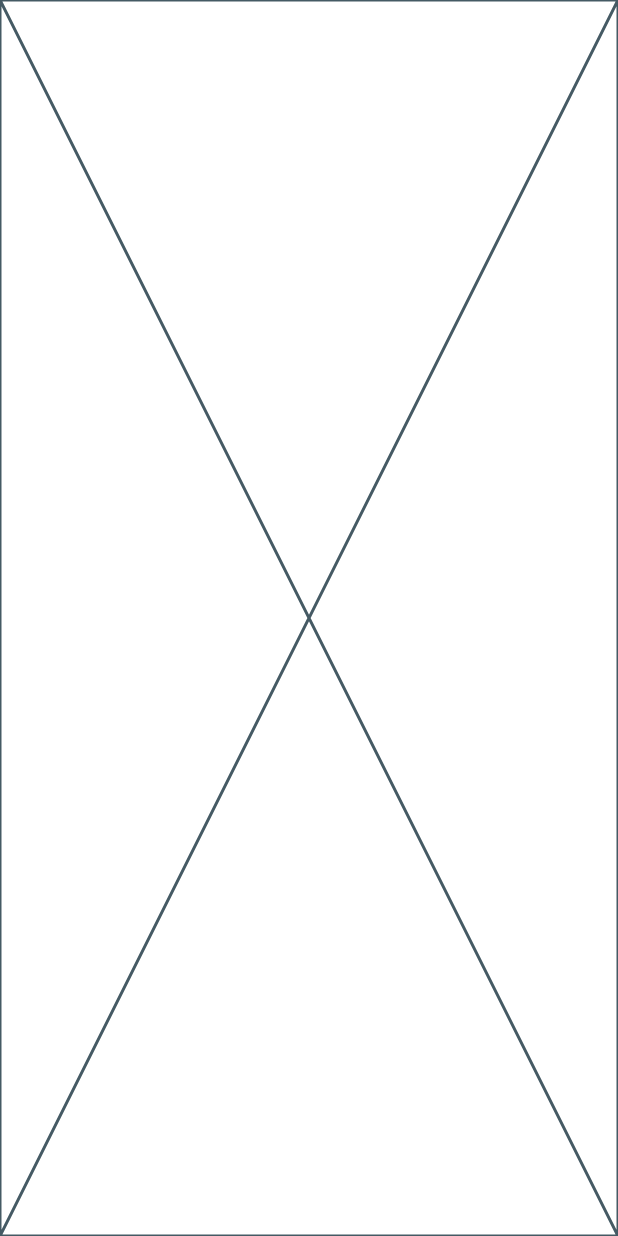
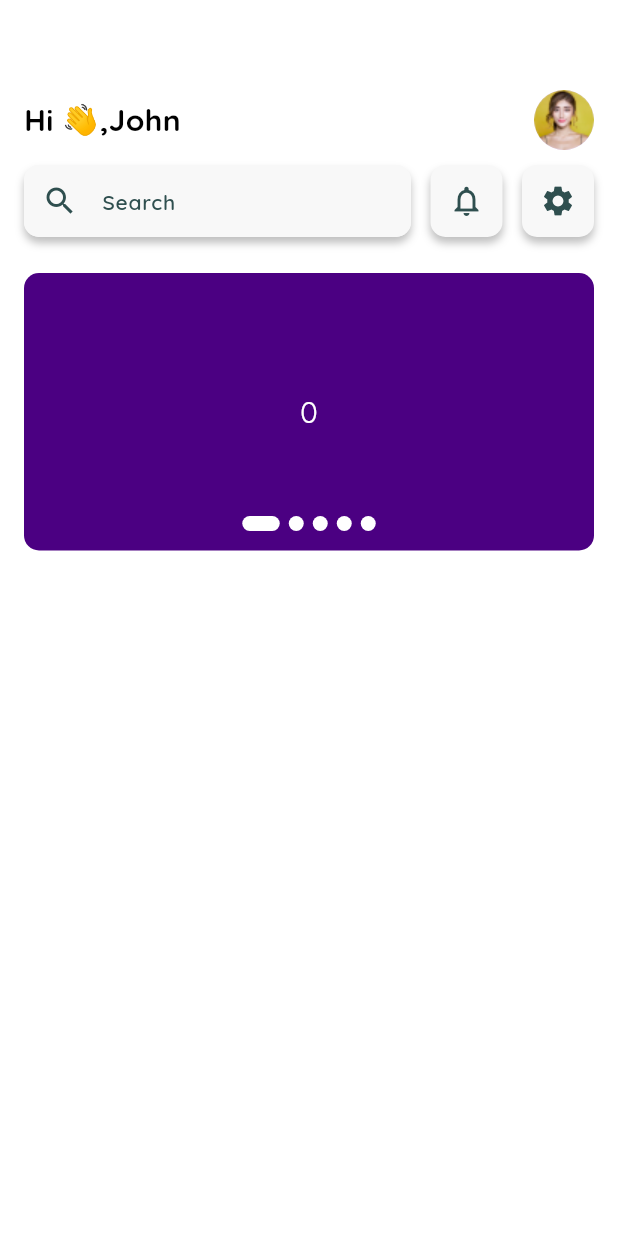
Before and after one commit to viksera/VIKSERA-App, a Flutter app: the screen it shows after launch, on a phone screen of 412 x 824 dp. Run offline on Flutter 3.47's test engine with Material 3 defaults, Android fonts, the light colour scheme and no system bars; drawn by our look-alikes of carousel_slider; our stand-ins replace bloc, flutter_bloc, formz.

Commit message:
Business owner home on progress

```diff
--- a/lib/config/colors/app_colors.dart
+++ b/lib/config/colors/app_colors.dart
@@ -4,7 +4,11 @@ class AppColors {
   /// basic colors
   static const pureWhite = Color(0xffFFFFFF);
   static const pureBlack = Color(0xff000000);
+  static const pureRed = Color(0xffb82f2f);
 
   /// app colors
   static const appPrimaryColor = Color(0xff4B0082);
+  static const appDarkGreenColor = Color(0xff2F4F4F);
+  static const appBackgroundColor = Color(0xffF8F8F8);
+  static const appRedColor = Color(0xffFF6F61);
 }
--- a/lib/config/constants/app_assets.dart
+++ b/lib/config/constants/app_assets.dart
@@ -1 +1,6 @@
-class AppAssets {}
+class AppAssets {
+  static const baseImageUr = "assets/images/";
+
+  ///images
+  static const businessOwnerImage = "${baseImageUr}business-owner-profile.png";
+}
--- a/lib/config/themes/app_themes.dart
+++ b/lib/config/themes/app_themes.dart
@@ -1,5 +1,6 @@
 import 'package:flutter/material.dart';
 import 'package:viksera/config/colors/app_colors.dart';
+import 'package:viksera/config/typography/app_styles.dart';
 
 class AppThemes {
   static ThemeData buildThemeData() {
@@ -12,6 +13,22 @@ class AppThemes {
           displayColor: AppColors.pureBlack,
           bodyColor: AppColors.pureBlack,
         ),
-    );
+        inputDecorationTheme: inputDecorationTheme());
   }
+
+  static InputDecorationTheme inputDecorationTheme() => InputDecorationTheme(
+      fillColor: AppColors.appBackgroundColor,
+      filled: true,
+      hintStyle: AppStyles.style14.copyWith(
+          fontWeight: FontWeight.w600, color: AppColors.appDarkGreenColor),
+      border: InputBorder.none,
+      iconColor: AppColors.appDarkGreenColor,
+      errorBorder: OutlineInputBorder(
+          borderRadius: BorderRadius.circular(10),
+          borderSide: const BorderSide(color: AppColors.pureRed)),
+      focusedBorder: OutlineInputBorder(
+          borderRadius: BorderRadius.circular(10), borderSide: BorderSide.none),
+      enabledBorder: OutlineInputBorder(
+          borderRadius: BorderRadius.circular(10),
+          borderSide: BorderSide.none));
 }
--- a/lib/config/typography/app_styles.dart
+++ b/lib/config/typography/app_styles.dart
@@ -3,4 +3,6 @@ import 'package:flutter/material.dart';
 class AppStyles {
   static TextStyle style14 =
       const TextStyle(fontWeight: FontWeight.w400, fontSize: 14);
+  static TextStyle style20 =
+      const TextStyle(fontWeight: FontWeight.w400, fontSize: 20);
 }
--- a/lib/core/common_widgets/custom_text_field.dart
+++ b/lib/core/common_widgets/custom_text_field.dart
@@ -0,0 +1,56 @@
+import 'package:flutter/material.dart';
+import 'package:flutter_bloc/flutter_bloc.dart';
+import 'package:viksera/config/colors/app_colors.dart';
+import 'package:viksera/core/widget_helper/widget_helper.dart';
+
+class CustomTextField<B extends StateStreamable<S>, S> extends StatelessWidget {
+  final bool Function(S, S)? buildWhen;
+  final void Function(String, B)? onChanged;
+  final TextEditingController? controller;
+  final String Function(S)? onErrorChanged;
+  final String hintText;
+  final Widget? prefixIcon;
+  final double paddingX;
+  final double paddingY;
+  final bool boxShadow;
+  final TextStyle? textStyle;
+  final TextStyle? hintStyle;
+  const CustomTextField(
+      {super.key,
+      this.buildWhen,
+      this.controller,
+      this.textStyle,
+      this.hintStyle,
+      this.onChanged,
+      this.onErrorChanged,
+      this.boxShadow = false,
+      this.prefixIcon,
+      this.paddingX = 16,
+      this.paddingY = 8,
+      required this.hintText});
+
+  @override
+  Widget build(BuildContext context) {
+    return BlocBuilder<B, S>(
+      buildWhen: (p, c) => buildWhen?.call(p, c) ?? true,
+      builder: (context, state) {
+        String? errorText = onErrorChanged?.call(state);
+        return Ink(
+          decoration: boxShadow ? WidgetHelper.cardDecoration() : null,
+          child: TextFormField(
+            controller: controller,
+            cursorColor: AppColors.appPrimaryColor,
+            decoration: InputDecoration(
+              hintText: hintText,
+              errorText: errorText,
+              prefixIcon: prefixIcon,
+              contentPadding: EdgeInsets.symmetric(horizontal: paddingX),
+            ),
+            onChanged: (value) => onChanged?.call(value, context.read<B>()),
+            onTapOutside: (event) => FocusScope.of(context).unfocus(),
+          ),
+        );
+      },
+    );
+  }
+}
--- /dev/null
+++ b/lib/core/widget_helper/widget_helper.dart
@@ -0,0 +1,25 @@
+import 'package:flutter/cupertino.dart';
+import 'package:viksera/config/colors/app_colors.dart';
+import 'package:viksera/core/extensions/app_extensions.dart';
+
+class WidgetHelper {
+  static Container squareIcon({required IconData icon}) => Container(
+        decoration: cardDecoration(),
+        height: 48,
+        width: 48,
+        child: Icon(
+          icon,
+          color: AppColors.appDarkGreenColor,
+        ).wrapCenter(),
+      );
+  static BoxDecoration cardDecoration() => BoxDecoration(
+          color: AppColors.appBackgroundColor,
+          borderRadius: BorderRadius.circular(10),
+          boxShadow: [
+            BoxShadow(
+                offset: const Offset(0, 4),
+                blurRadius: 4,
+                spreadRadius: 0,
+                color: AppColors.pureBlack.withOpacity(0.25))
+          ]);
+}
--- a/lib/features/home/presentation/cubits/business_owner_home/business_owner_home_cubit.dart
+++ b/lib/features/home/presentation/cubits/business_owner_home/business_owner_home_cubit.dart
@@ -1,8 +1,18 @@
 import 'package:bloc/bloc.dart';
-import 'package:meta/meta.dart';
+import 'package:formz/formz.dart';
 
 part 'business_owner_home_state.dart';
 
 class BusinessOwnerHomeCubit extends Cubit<BusinessOwnerHomeState> {
-  BusinessOwnerHomeCubit() : super(BusinessOwnerHomeInitial());
+  BusinessOwnerHomeCubit() : super(const BusinessOwnerHomeState());
+  void onBannerIndexChanged(int index) {
+    emit(state.copyWith(bannerIndex: index));
+  }
+
+  void onSearchTextChanged(String? value) {
+    // if (value.isNotEmpty) {
+    emit(state.copyWith(searchText: value));
+    print(state.searchText);
+    // }
+  }
 }
--- a/lib/features/home/presentation/cubits/business_owner_home/business_owner_home_state.dart
+++ b/lib/features/home/presentation/cubits/business_owner_home/business_owner_home_state.dart
@@ -1,6 +1,25 @@
 part of 'business_owner_home_cubit.dart';
 
-@immutable
-sealed class BusinessOwnerHomeState {}
-
-final class BusinessOwnerHomeInitial extends BusinessOwnerHomeState {}
+class BusinessOwnerHomeState {
+  final FormzSubmissionStatus status;
+  final String msg;
+  final String? searchText;
+  final int bannerIndex;
+  const BusinessOwnerHomeState(
+      {this.status = FormzSubmissionStatus.initial,
+      this.msg = '',
+      this.searchText,
+      this.bannerIndex = 0});
+  List<Object?> get props => [status, msg, searchText, bannerIndex];
+  BusinessOwnerHomeState copyWith(
+          {FormzSubmissionStatus? status,
+          String? msg,
+          String? searchText,
+          int? bannerIndex}) =>
+      BusinessOwnerHomeState(
+        status: status ?? this.status,
+        msg: msg ?? this.msg,
+        searchText: searchText ?? this.searchText,
+        bannerIndex: bannerIndex ?? this.bannerIndex,
+      );
+}
--- a/lib/features/home/presentation/screens/business_owner_home/buisiness_owner_home_screen.dart
+++ b/lib/features/home/presentation/screens/business_owner_home/buisiness_owner_home_screen.dart
@@ -1,10 +1,108 @@
+import 'package:carousel_slider/carousel_slider.dart';
 import 'package:flutter/material.dart';
+import 'package:flutter_bloc/flutter_bloc.dart';
+import 'package:viksera/config/colors/app_colors.dart';
+import 'package:viksera/config/constants/app_assets.dart';
+import 'package:viksera/config/typography/app_styles.dart';
+import 'package:viksera/core/common_widgets/custom_text_field.dart';
+import 'package:viksera/core/extensions/app_extensions.dart';
+import 'package:viksera/core/widget_helper/widget_helper.dart';
+import 'package:viksera/features/home/presentation/cubits/business_owner_home/business_owner_home_cubit.dart';
 
 class BusinessOwnerHomeScreen extends StatelessWidget {
   const BusinessOwnerHomeScreen({super.key});
-
+  static final CarouselSliderController carouselSliderController =
+      CarouselSliderController();
   @override
   Widget build(BuildContext context) {
-    return const Placeholder();
+    return BlocProvider(
+      create: (context) => BusinessOwnerHomeCubit(),
+      child: BlocBuilder<BusinessOwnerHomeCubit, BusinessOwnerHomeState>(
+        // buildWhen: (p, c) => p.status != c.status,
+        builder: (context, state) {
+          var cubit = context.read<BusinessOwnerHomeCubit>();
+          return Scaffold(
+            body: Column(
+              children: [
+                60.heightBox,
+                Row(
+                  mainAxisAlignment: MainAxisAlignment.spaceBetween,
+                  children: [
+                    Text(
+                      'Hi 👋,John',
+                      style: AppStyles.style20
+                          .copyWith(fontWeight: FontWeight.w700),
+                    ),
+                    const CircleAvatar(
+                      radius: 20,
+                      backgroundImage: AssetImage(AppAssets.businessOwnerImage),
+                    )
+                  ],
+                ),
+                10.heightBox,
+                Row(
+                  children: [
+                    CustomTextField<BusinessOwnerHomeCubit,
+                        BusinessOwnerHomeState>(
+                      buildWhen: (p, c) => p.searchText != c.searchText,
+                      onChanged: (value, cubit) =>
+                          cubit.onSearchTextChanged(value),
+                      prefixIcon: const Icon(Icons.search,
+                          color: AppColors.appDarkGreenColor),
+                      hintText: 'Search',
+                      boxShadow: true,
+                    ).expanded(),
+                    13.widthBox,
+                    WidgetHelper.squareIcon(icon: Icons.notifications_outlined),
+                    13.widthBox,
+                    WidgetHelper.squareIcon(icon: Icons.settings)
+                  ],
+                ),
+                24.heightBox,
+                Stack(alignment: AlignmentDirectional.bottomCenter, children: [
+                  CarouselSlider.builder(
+                    itemCount: 5,
+                    carouselController: carouselSliderController,
+                    disableGesture: true,
+                    options: CarouselOptions(
+                        onPageChanged: (index, reason) =>
+                            cubit.onBannerIndexChanged(index),
+                        autoPlay: true,
+                        enlargeCenterPage: true,
+                        viewportFraction: 1,
+                        height: 185),
+                    itemBuilder: (context, index, realIndex) => Container(
+                        decoration: BoxDecoration(
+                            color: AppColors.appPrimaryColor,
+                            borderRadius: BorderRadius.circular(
+                              10,
+                            )),
+                        width: context.width,
+                        child: Text(
+                          '${index}',
+                          style: AppStyles.style20
+                              .copyWith(color: AppColors.pureWhite),
+                        ).wrapCenter()),
+                  ),
+                  Row(
+                    mainAxisAlignment: MainAxisAlignment.center,
+                    children: [
+                      for (int i = 0; i < 5; i++)
+                        Container(
+                                width: state.bannerIndex == i ? 25 : 10,
+                                decoration: BoxDecoration(
+                                    borderRadius: BorderRadius.circular(10),
+                                    color: Colors.white),
+                                height: 10)
+                            .pAll(3)
+                    ],
+                  ).positioned(bottom: 10)
+                ])
+              ],
+            ).pSymmetric(horizontal: 16),
+          );
+        },
+      ),
+    );
   }
 }
--- a/pubspec.yaml
+++ b/pubspec.yaml
@@ -37,6 +37,7 @@ dependencies:
   cupertino_icons: ^1.0.8
   flutter_bloc: ^8.1.6
   formz: ^0.7.0
+  carousel_slider: ^5.0.0
 
 dev_dependencies:
   flutter_test:
@@ -62,7 +63,8 @@ flutter:
 
   # To add assets to your application, add an assets section, like this:
   assets:
-    - assets/
+    - assets/images/
+    - assets/icons/
 
   fonts:
     - family: Quicksand
```
Also changed, not shown: assets/images/business-owner-profile.png (added), pubspec.lock. Lines whose indentation alone changed are shown as unchanged.
